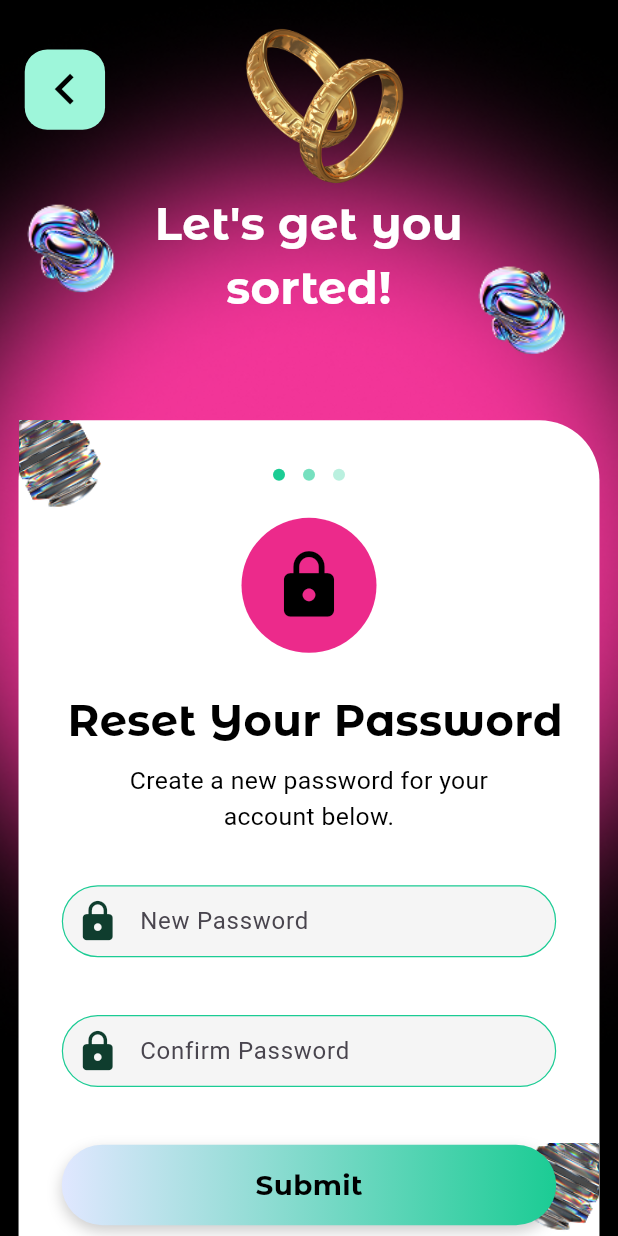
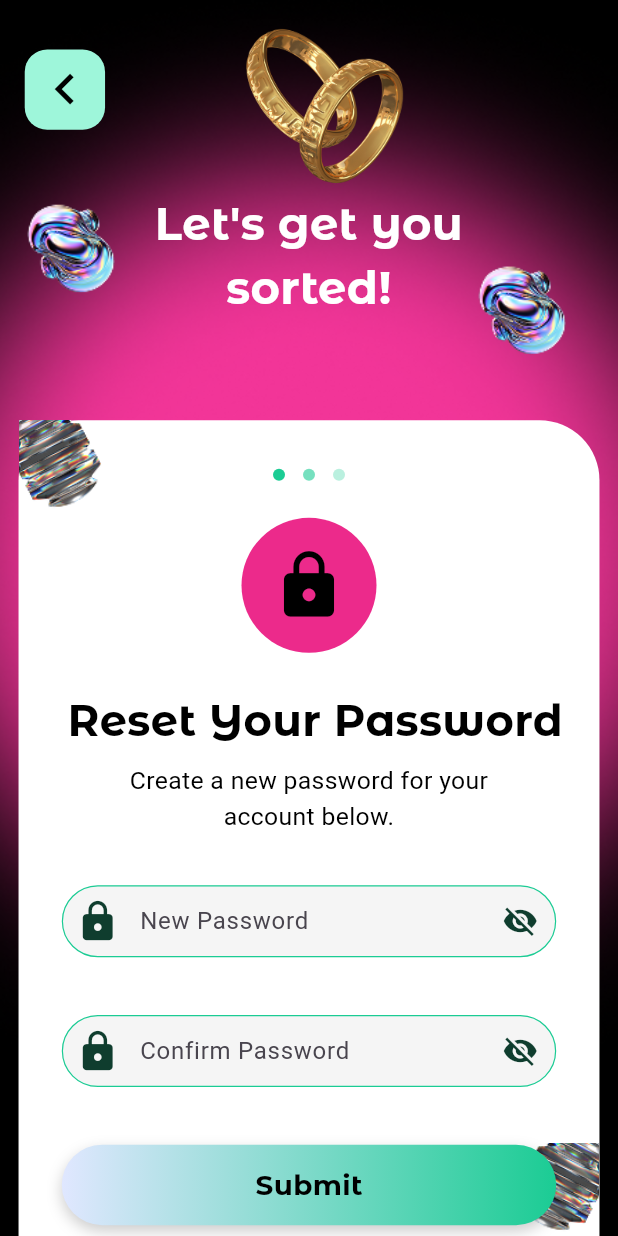
Before and after one commit to Alvin11David/Events-Uganda, a Flutter app: the screen it shows after launch, on a phone screen of 412 x 824 dp. Run offline on Flutter 3.47's test engine with Material 3 defaults, Android fonts, the light colour scheme and no system bars; our stand-ins replace cloud_firestore, firebase_auth, firebase_core, firebase_messaging, google_sign_in, shared_preferences and 1 more; accounts and stored records are empty; Roboto replaces fonts that are missing (Abril Fatface).

Commit message:
Added the toggle for visibiltiy

```diff
--- a/events_uganda/lib/Auth/Reset_Password_Screen.dart
+++ b/events_uganda/lib/Auth/Reset_Password_Screen.dart
@@ -412,8 +412,8 @@ class _ResetPasswordScreenState extends State<ResetPasswordScreen> {
   }
 }
 
-// Reusable Responsive TextField with thin border
-class ResetPasswordTextField extends StatelessWidget {
+// Reusable Responsive TextField with thin border and password visibility toggle
+class ResetPasswordTextField extends StatefulWidget {
   final TextEditingController controller;
   final String label;
   final String hint;
@@ -436,6 +436,13 @@ class ResetPasswordTextField extends StatelessWidget {
   }) : super(key: key);
 
   @override
+  State<ResetPasswordTextField> createState() => _ResetPasswordTextFieldState();
+}
+
+class _ResetPasswordTextFieldState extends State<ResetPasswordTextField> {
+  bool _obscureText = true;
+
+  @override
   Widget build(BuildContext context) {
     final screenWidth = MediaQuery.of(context).size.width;
 
@@ -443,16 +450,28 @@ class ResetPasswordTextField extends StatelessWidget {
       width: screenWidth * 0.8,
       height: screenWidth * 0.13,
       child: TextField(
-        controller: controller,
-        focusNode: focusNode,
-        obscureText: true,
-        textInputAction: textInputAction,
+        controller: widget.controller,
+        focusNode: widget.focusNode,
+        obscureText: _obscureText,
+        textInputAction: widget.textInputAction,
         keyboardType: TextInputType.visiblePassword,
         style: TextStyle(fontSize: screenWidth * 0.045, color: Colors.black),
         decoration: InputDecoration(
-          labelText: label,
-          hintText: hint,
-          prefixIcon: Icon(icon, color: iconColor, size: 30),
+          labelText: widget.label,
+          hintText: widget.hint,
+          prefixIcon: Icon(widget.icon, color: widget.iconColor, size: 30),
+          suffixIcon: IconButton(
+            icon: Icon(
+              _obscureText ? Icons.visibility_off : Icons.visibility,
+              color: widget.iconColor,
+              size: 24,
+            ),
+            onPressed: () {
+              setState(() {
+                _obscureText = !_obscureText;
+              });
+            },
+          ),
           contentPadding: const EdgeInsets.symmetric(
             vertical: 6,
             horizontal: 10,
@@ -473,8 +492,8 @@ class ResetPasswordTextField extends StatelessWidget {
           ),
         ),
         onSubmitted: (_) {
-          if (nextFocusNode != null) {
-            FocusScope.of(context).requestFocus(nextFocusNode);
+          if (widget.nextFocusNode != null) {
+            FocusScope.of(context).requestFocus(widget.nextFocusNode);
           } else {
             FocusScope.of(context).unfocus();
           }
```
